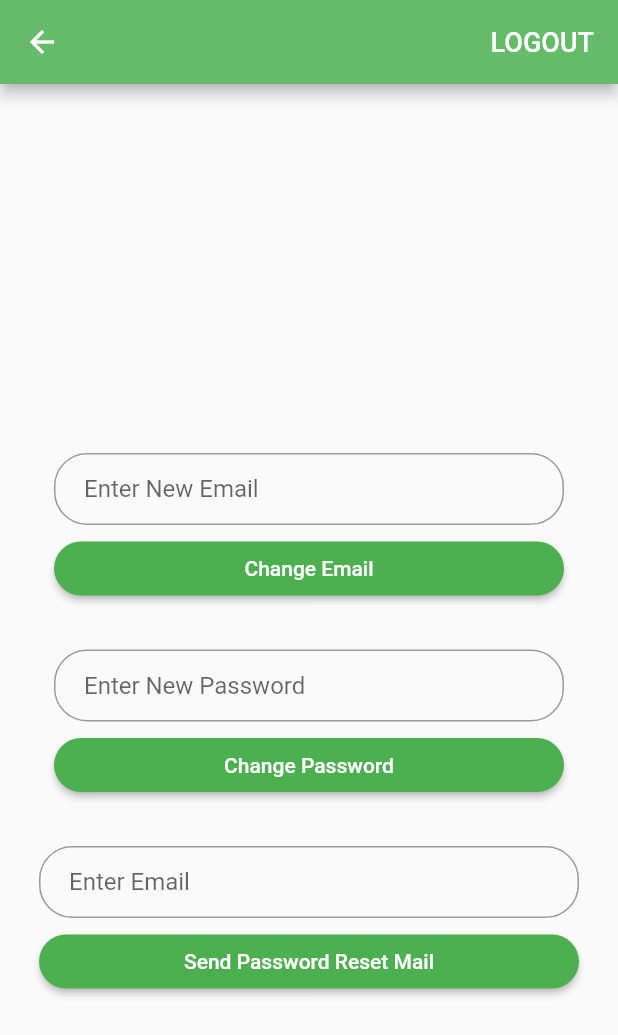
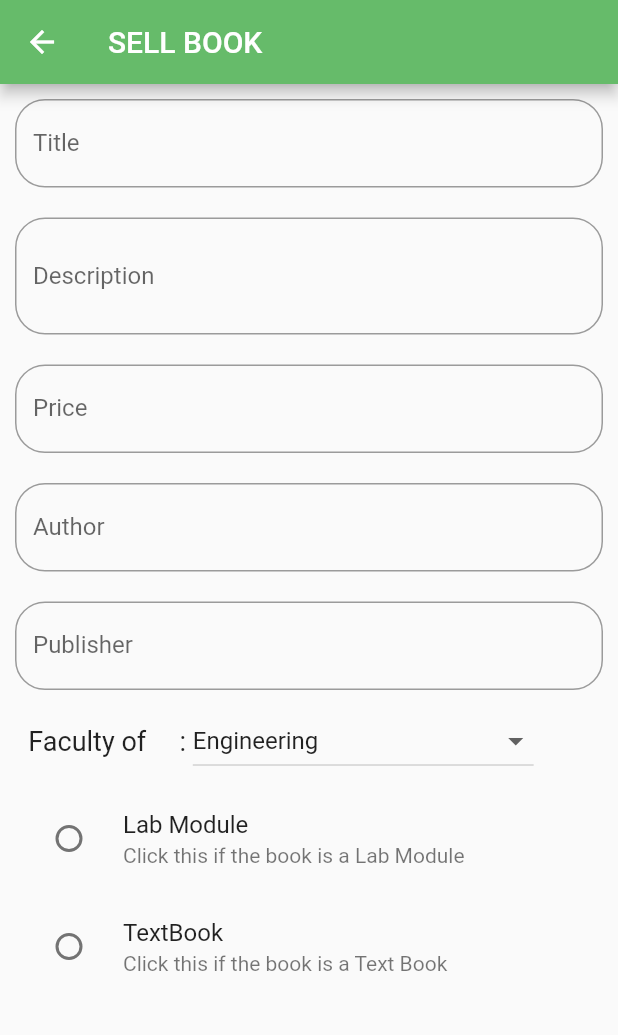
Before and after one commit to qylazmi/bookstudio_fyp, a Flutter app: the MenuPage screen opened directly, after a tap on "SELL", on a phone screen of 412 x 824 dp. Shown: the top 1035 px of the screen. Run offline on Flutter 3.47's test engine with Material 2 defaults, Android fonts, the light colour scheme and no system bars; our stand-ins replace firebase_auth, firebase_database; accounts and stored records are empty.

Commit message:
commit backup

```diff
--- /dev/null
+++ b/lib/pages/form_screen.dart
@@ -0,0 +1,154 @@
+import 'package:flutter/material.dart';
+
+
+
+class FormScreen extends StatefulWidget {
+  @override
+  State<StatefulWidget> createState() {
+    return FormScreenState();
+  }
+}
+
+class FormScreenState extends State<FormScreen> {
+
+  List<String> faculties=["Engineering", "Science", "AHIBS"
+    ,"Social Science & Humanities", "Built Enviroment & Surveying"
+    ,"MJIT","Technology & Informatics"];
+
+  String _faculties="Engineering";
+
+  String _jk="";
+
+  void _pilihJK(String value){
+    setState(() {
+      _jk=value;
+    });
+  }
+
+  void pilihFaculties(String value){
+    setState((){
+      _faculties=value;
+    });
+  }
+
+  @override
+  Widget build(BuildContext context) {
+    return Scaffold(
+      resizeToAvoidBottomPadding: false,
+      appBar: AppBar(title: Text("SELL BOOK"),
+        backgroundColor: Color(0xFF66BB6A),
+      ),
+      body:
+      new ListView(shrinkWrap: true,
+        children: <Widget>[
+          Container(
+            height: MediaQuery.of(context).size.height,
+            width: double.infinity,
+            padding: new EdgeInsets.all(10.0),
+            child: new Column(
+              children: <Widget>[
+                new TextField(
+                  decoration: new InputDecoration(
+                      hintText: "Book Title",
+                      labelText: "Title",
+                      border: new OutlineInputBorder(
+                          borderRadius: new BorderRadius.circular(20.0)
+                      )
+                  ),
+                ),
+
+                new Padding(padding: new EdgeInsets.only(top: 20.0),),
+                new TextField(
+                  maxLines: 2,
+                  decoration: new InputDecoration(
+                      hintText: "Book Description",
+                      labelText: "Description",
+                      border: new OutlineInputBorder(
+                          borderRadius: new BorderRadius.circular(20.0)
+                      )
+                  ),
+                ),
+
+                new Padding(padding: new EdgeInsets.only(top: 20.0),),
+                new TextField(
+                  decoration: new InputDecoration(
+                      hintText: "Book Price",
+                      labelText: "Price",
+                      border: new OutlineInputBorder(
+                          borderRadius: new BorderRadius.circular(20.0)
+                      )
+                  ),
+                ),
+
+                new Padding(padding: new EdgeInsets.only(top: 20.0),),
+                new TextField(
+                  decoration: new InputDecoration(
+                      hintText: "Book Author",
+                      labelText: "Author",
+                      border: new OutlineInputBorder(
+                          borderRadius: new BorderRadius.circular(20.0)
+                      )
+                  ),
+                ),
+
+                new Padding(padding: new EdgeInsets.only(top: 20.0),),
+                new TextField(
+                  decoration: new InputDecoration(
+                      hintText: "Book Publisher",
+                      labelText: "Publisher",
+                      border: new OutlineInputBorder(
+                          borderRadius: new BorderRadius.circular(20.0)
+                      )
+                  ),
+                ),
+
+                new Padding(padding: new EdgeInsets.only(top: 10.0),),
+                new Row(
+                  children: <Widget>[
+                    new Text("  Faculty of     : ", style: new TextStyle(fontSize: 18.0),),
+                    new DropdownButton(
+                      onChanged:(String value){
+                        pilihFaculties(value);
+                      },
+                      value: _faculties,
+                      items: faculties.map((String value){
+                        return new DropdownMenuItem(
+                          value: value,
+                          child: new Text(value),
+                        );
+                      }).toList(),
+                    )
+                  ],
+                ),
+
+                new Padding(padding: new EdgeInsets.only(top: 5.0),),
+                new RadioListTile(
+                  value: "Lab Module",
+                  title: new Text("Lab Module") ,
+                  groupValue: _jk,
+                  onChanged: (String value){
+                    _pilihJK(value);
+                  },
+                  activeColor: Colors.green,
+                  subtitle: new Text("Click this if the book is a Lab Module"),
+                ),
+
+                new RadioListTile(
+                  value: "Text Book",
+                  title: new Text("TextBook") ,
+                  groupValue: _jk,
+                  onChanged: (String value){
+                    _pilihJK(value);
+                  },
+                  activeColor: Colors.green,
+                  subtitle: new Text("Click this if the book is a Text Book"),
+                ),
+              ],
+            ),
+          ),
+        ],
+      ),
+
+    );
+  }
+}
--- a/lib/pages/root_page.dart
+++ b/lib/pages/root_page.dart
@@ -2,8 +2,6 @@ import 'package:bookstudiofyp/pages/menu_user.dart';
 import 'package:flutter/material.dart';
 import './login_signup_page.dart';
 import '../services/authentication.dart';
-import './home_page.dart';
-
 
 class RootPage extends StatefulWidget {
   RootPage({this.auth});
@@ -16,8 +14,8 @@ class RootPage extends StatefulWidget {
 
 enum AuthStatus {
   NOT_DETERMINED,
-  NOT_LOGGED_IN,
-  LOGGED_IN,
+NOT_LOGGED_IN,
+LOGGED_IN,
 }
 
 class _RootPageState extends State<RootPage> {
```
Also changed, not shown: lib/pages/buy.dart (+8 -1 lines), lib/pages/description.dart (+18 -30 lines), lib/pages/menu_user.dart (+24 -5 lines), pubspec.yaml (+10 -2 lines), img/Finance.jpg (added), img/Pro.jpg (added), img/Water.jpg (added), img/cs1.jpg (added), img/cs2.jpg (added), lib/pages/upload_book.dart (added), pubspec.lock, 2 other files.
